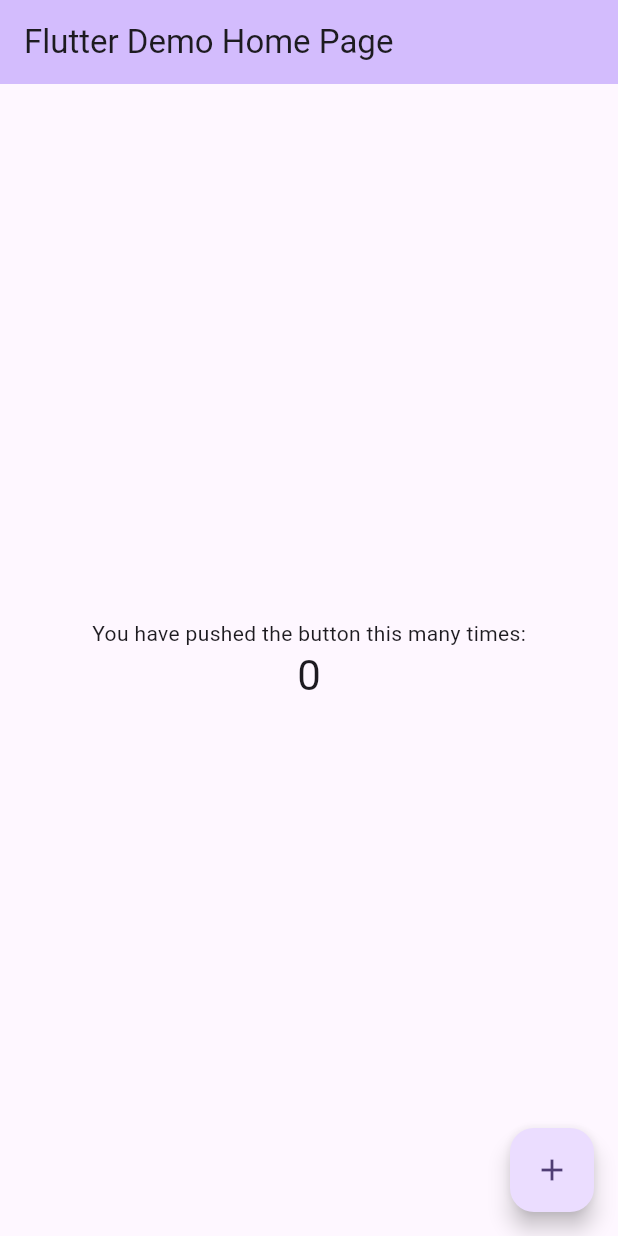
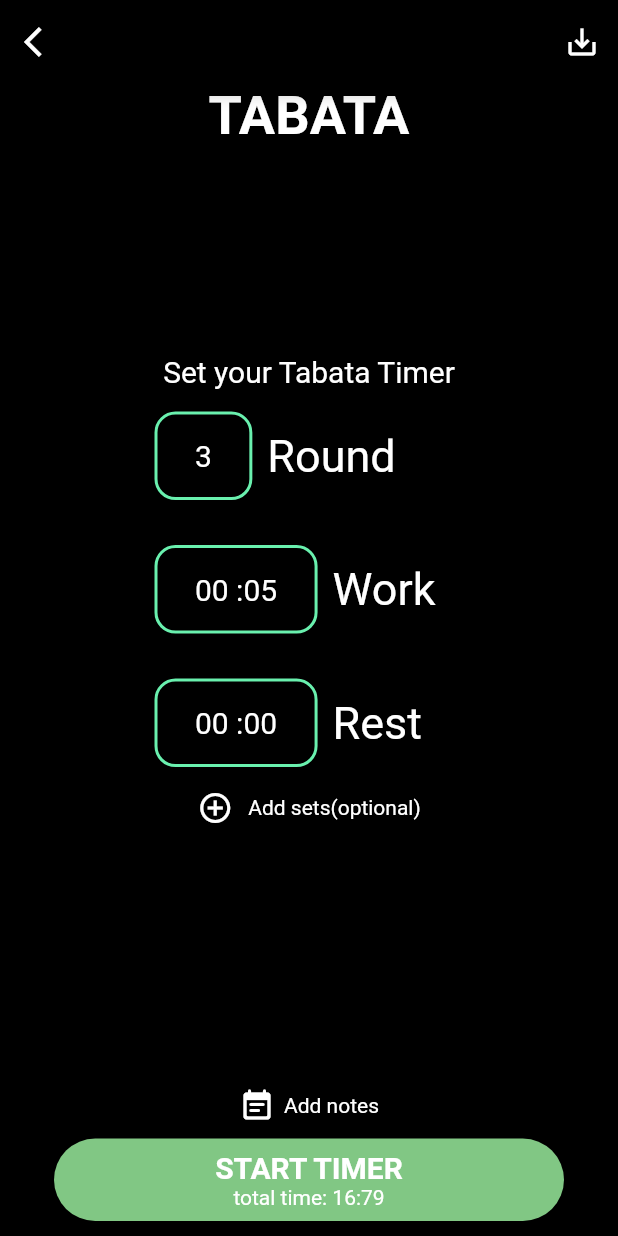
Before and after one commit to henycave/demo, a Flutter app: the screen it shows after launch, on a phone screen of 412 x 824 dp. Run offline on Flutter 3.47's test engine with Material 2 defaults, Android fonts, the phone set to English and light mode, and no system bars; our stand-ins replace percent_indicator.

Commit message:
timer added

```diff
--- /dev/null
+++ b/lib/constants.dart
@@ -0,0 +1,55 @@
+
+  import 'models/timeChoice.dart';
+
+
+
+  // final List<String> workDropDownList = [
+  //   "5 seconds",
+  //   "6 seconds",
+  //   "7 seconds",
+  //   "8 seconds",
+  //   "9 seconds",
+  //   "10 seconds",
+  //   "11 seconds",
+  //   "12 seconds",
+  //   "13 seconds",
+  //   "14 seconds",
+  // ];
+
+  // final List<String> restDropDownList = [
+  //   "0 seconds",
+  //   "1 seconds",
+  //   "2 seconds",
+  //   "3 seconds",
+  //   "4 seconds",
+  //   "10 seconds",
+  //   "11 seconds",
+  //   "12 seconds",
+  //   "13 seconds",
+  //   "14 seconds",
+  // ];
+  final List<String> roundsDropDownList = [
+    "1",
+    "2",
+    "3",
+    "4",
+    "5",
+  ];
+
+  final List<TimeChoice> workDropDownList = [
+    TimeChoice(choice: "5 seconds", time: const Duration(seconds: 5)),
+    TimeChoice(choice: "6 seconds", time: const Duration(seconds: 6)),
+    TimeChoice(choice: "7 seconds", time: const Duration(seconds: 7)),
+    TimeChoice(choice: "8 seconds", time: const Duration(seconds: 8)),
+    TimeChoice(choice: "9 seconds", time: const Duration(seconds: 9)),
+    TimeChoice(choice: "10 seconds", time: const Duration(seconds: 10)),
+  ];
+
+  final List<TimeChoice> restDropDownList = [
+    TimeChoice(choice: "0 seconds", time: const Duration(seconds: 0)),
+    TimeChoice(choice: "1 seconds", time: const Duration(seconds: 1)),
+    TimeChoice(choice: "2 seconds", time: const Duration(seconds: 2)),
+    TimeChoice(choice: "3 seconds", time: const Duration(seconds: 3)),
+    TimeChoice(choice: "4 seconds", time: const Duration(seconds: 4)),
+    TimeChoice(choice: "5 seconds", time: const Duration(seconds: 5)),
+  ];
--- a/lib/main.dart
+++ b/lib/main.dart
@@ -1,7 +1,13 @@
+import 'package:demo/providers/tabata_provider.dart';
+import 'package:demo/ui/tabata/tabata_home_page.dart';
 import 'package:flutter/material.dart';
+import 'package:provider/provider.dart';
 
 void main() {
-  runApp(const MyApp());
+  runApp(MultiProvider(providers: [
+    ChangeNotifierProvider(create: (_) => TabataProvider()),
+  ],
+  child: const MyApp()));
 }
 
 class MyApp extends StatelessWidget {
@@ -11,115 +17,13 @@ class MyApp extends StatelessWidget {
   @override
   Widget build(BuildContext context) {
     return MaterialApp(
-      title: 'Flutter Demo',
+      debugShowCheckedModeBanner: false,
       theme: ThemeData(
-        // This is the theme of your application.
-        //
-        // TRY THIS: Try running your application with "flutter run". You'll see
-        // the application has a blue toolbar. Then, without quitting the app,
-        // try changing the seedColor in the colorScheme below to Colors.green
-        // and then invoke "hot reload" (save your changes or press the "hot
-        // reload" button in a Flutter-supported IDE, or press "r" if you used
-        // the command line to start the app).
-        //
-        // Notice that the counter didn't reset back to zero; the application
-        // state is not lost during the reload. To reset the state, use hot
-        // restart instead.
-        //
-        // This works for code too, not just values: Most code changes can be
-        // tested with just a hot reload.
-        colorScheme: ColorScheme.fromSeed(seedColor: Colors.deepPurple),
-        useMaterial3: true,
-      ),
-      home: const MyHomePage(title: 'Flutter Demo Home Page'),
+          scaffoldBackgroundColor: Colors.black,
+          appBarTheme: const AppBarTheme(
+            color: Colors.black,
+          )),
+      home: const TabataHomePage(),
     );
   }
 }
-
-class MyHomePage extends StatefulWidget {
-  const MyHomePage({super.key, required this.title});
-
-  // This widget is the home page of your application. It is stateful, meaning
-  // that it has a State object (defined below) that contains fields that affect
-  // how it looks.
-
-  // This class is the configuration for the state. It holds the values (in this
-  // case the title) provided by the parent (in this case the App widget) and
-  // used by the build method of the State. Fields in a Widget subclass are
-  // always marked "final".
-
-  final String title;
-
-  @override
-  State<MyHomePage> createState() => _MyHomePageState();
-}
-
-class _MyHomePageState extends State<MyHomePage> {
-  int _counter = 0;
-
-  void _incrementCounter() {
-    setState(() {
-      // This call to setState tells the Flutter framework that something has
-      // changed in this State, which causes it to rerun the build method below
-      // so that the display can reflect the updated values. If we changed
-      // _counter without calling setState(), then the build method would not be
-      // called again, and so nothing would appear to happen.
-      _counter++;
-    });
-  }
-
-  @override
-  Widget build(BuildContext context) {
-    // This method is rerun every time setState is called, for instance as done
-    // by the _incrementCounter method above.
-    //
-    // The Flutter framework has been optimized to make rerunning build methods
-    // fast, so that you can just rebuild anything that needs updating rather
-    // than having to individually change instances of widgets.
-    return Scaffold(
-      appBar: AppBar(
-        // TRY THIS: Try changing the color here to a specific color (to
-        // Colors.amber, perhaps?) and trigger a hot reload to see the AppBar
-        // change color while the other colors stay the same.
-        backgroundColor: Theme.of(context).colorScheme.inversePrimary,
-        // Here we take the value from the MyHomePage object that was created by
-        // the App.build method, and use it to set our appbar title.
-        title: Text(widget.title),
-      ),
-      body: Center(
-        // Center is a layout widget. It takes a single child and positions it
-        // in the middle of the parent.
-        child: Column(
-          // Column is also a layout widget. It takes a list of children and
-          // arranges them vertically. By default, it sizes itself to fit its
-          // children horizontally, and tries to be as tall as its parent.
-          //
-          // Column has various properties to control how it sizes itself and
-          // how it positions its children. Here we use mainAxisAlignment to
-          // center the children vertically; the main axis here is the vertical
-          // axis because Columns are vertical (the cross axis would be
-          // horizontal).
-          //
-          // TRY THIS: Invoke "debug painting" (choose the "Toggle Debug Paint"
-          // action in the IDE, or press "p" in the console), to see the
-          // wireframe for each widget.
-          mainAxisAlignment: MainAxisAlignment.center,
-          children: <Widget>[
-            const Text(
-              'You have pushed the button this many times:',
-            ),
-            Text(
-              '$_counter',
-              style: Theme.of(context).textTheme.headlineMedium,
-            ),
-          ],
-        ),
-      ),
-      floatingActionButton: FloatingActionButton(
-        onPressed: _incrementCounter,
-        tooltip: 'Increment',
-        child: const Icon(Icons.add),
-      ), // This trailing comma makes auto-formatting nicer for build methods.
-    );
-  }
-}
--- /dev/null
+++ b/lib/models/timeChoice.dart
@@ -0,0 +1,6 @@
+class TimeChoice{
+  String choice;
+  Duration time;
+
+  TimeChoice({required this.choice, required this.time});
+}
--- /dev/null
+++ b/lib/providers/tabata_provider.dart
@@ -0,0 +1,31 @@
+import 'package:demo/constants.dart';
+import 'package:flutter/material.dart';
+
+class TabataProvider extends ChangeNotifier{
+  String _rounds = "3";
+  Duration _work = workDropDownList.first.time;
+  Duration _rest = restDropDownList.first.time;
+
+
+  String get rounds => _rounds;
+  Duration get work => _work;
+  Duration get rest => _rest;
+
+
+
+  set rounds(String value){
+    _rounds = value;
+    notifyListeners();
+  }
+
+  set work(Duration value){
+    _work = value;
+    notifyListeners();
+  }
+
+  set rest(Duration value){
+    _rest = value;
+    notifyListeners();
+  }
+
+}
--- /dev/null
+++ b/lib/ui/tabata/tabata_home_page.dart
@@ -0,0 +1,179 @@
+import 'package:demo/providers/tabata_provider.dart';
+import 'package:demo/ui/tabata/tabata_timer_page.dart';
+import 'package:demo/ui/tabata/widgets/customDropDown.dart';
+import 'package:flutter/material.dart';
+import 'package:provider/provider.dart';
+
+import '../../constants.dart';
+
+class TabataHomePage extends StatefulWidget {
+  const TabataHomePage({Key? key}) : super(key: key);
+
+  @override
+  _TabataHomePageState createState() => _TabataHomePageState();
+}
+
+class _TabataHomePageState extends State<TabataHomePage> {
+  @override
+  Widget build(BuildContext context) {
+    final provider = Provider.of<TabataProvider>(context);
+    return Scaffold(
+      appBar: AppBar(
+        leading: IconButton(
+            onPressed: () {
+              Navigator.pop(context);
+            },
+            icon: const Icon(Icons.arrow_back_ios)),
+        actions: <Widget>[
+          IconButton(
+            icon: const Icon(
+              Icons.save_alt_outlined,
+              color: Colors.white,
+            ),
+            onPressed: () {
+              Navigator.pop(context);
+            },
+          )
+        ],
+      ),
+      body: SafeArea(
+        child: Column(
+          mainAxisAlignment: MainAxisAlignment.spaceBetween,
+          //crossAxisAlignment: CrossAxisAlignment.center,
+          children: [
+            Expanded(
+              child: SingleChildScrollView(
+                child: SizedBox(
+                  width: MediaQuery.sizeOf(context).width * 0.5,
+                  height: MediaQuery.sizeOf(context).height * 0.6,
+                  child: Column(
+                    mainAxisAlignment: MainAxisAlignment.spaceBetween,
+                    children: [
+                      const Row(
+                        mainAxisAlignment: MainAxisAlignment.center,
+                        children: [
+                          Text(
+                            "TABATA",
+                            style: TextStyle(
+                                fontSize: 36,
+                                color: Colors.white,
+                                fontWeight: FontWeight.bold),
+                          ),
+                        ],
+                      ),
+                      Column(
+                        crossAxisAlignment: CrossAxisAlignment.center,
+                        children: [
+                          const Text("Set your Tabata Timer",
+                              style:
+                                  TextStyle(color: Colors.white, fontSize: 20)),
+                          CustomDropDown(
+                            dropDownList: roundsDropDownList,
+                            label: "Round",
+                            onChanged: (index) {
+                              provider.rounds = roundsDropDownList[index];
+                              print(provider.rounds);
+                            },
+                            value: provider.rounds,
+                            isRound: true,
+                          ),
+                          CustomDropDown(
+                            dropDownList: workDropDownList,
+                            label: "Work",
+                            onChanged: (index) {
+                              provider.work = workDropDownList[index].time;
+                              print(provider.work);
+                            },
+                            value: "${provider.work.inMinutes.remainder(60).toString().padLeft(2, '0')} :${provider.work.inSeconds.remainder(60).toString().padLeft(2, '0')}",
+                          ),
+                          CustomDropDown(
+                            dropDownList: restDropDownList,
+                            label: "Rest",
+                            onChanged: (index) {
+                              provider.rest = restDropDownList[index].time;
+                              print(provider.rest);
+                            },
+                            value: "${provider.rest.inMinutes.remainder(60).toString().padLeft(2, '0')} :${provider.rest.inSeconds.remainder(60).toString().padLeft(2, '0')}",
+                          ),
+                          const Row(
+                            mainAxisAlignment: MainAxisAlignment.center,
+                            children: [
+                              Icon(
+                                Icons.add_circle_outline,
+                                color: Colors.white,
+                              ),
+                              SizedBox(
+                                width: 10,
+                              ),
+                              Text(
+                                "Add sets(optional)",
+                                style: TextStyle(color: Colors.white),
+                              ),
+                            ],
+                          )
+                        ],
+                      ),
+                    ],
+                  ),
+                ),
+              ),
+            ),
+            Column(
+              children: [
+                const Row(
+                  mainAxisAlignment: MainAxisAlignment.center,
+                  children: [
+                    Icon(
+                      Icons.event_note_rounded,
+                      color: Colors.white,
+                    ),
+                    SizedBox(
+                      width: 6,
+                    ),
+                    Text(
+                      "Add notes",
+                      style: TextStyle(color: Colors.white),
+                    ),
+                  ],
+                ),
+                InkWell(
+                  onTap: () => Navigator.push(
+                      context,
+                      MaterialPageRoute(
+                          builder: (context) => const TabataTimerPage())),
+                  child: Padding(
+                    padding: const EdgeInsets.symmetric(
+                        horizontal: 36, vertical: 10),
+                    child: Container(
+                      alignment: Alignment.center,
+                      padding: const EdgeInsets.symmetric(vertical: 8),
+                      decoration: BoxDecoration(
+                        color: Colors.green.shade300,
+                        borderRadius: BorderRadius.circular(40.0),
+                      ),
+                      child: const Column(
+                        children: [
+                          Text(
+                            "START TIMER",
+                            style: TextStyle(
+                                color: Colors.white,
+                                fontSize: 20,
+                                fontWeight: FontWeight.bold),
+                          ),
+                          Text(
+                            "total time: 16:79",
+                            style: TextStyle(color: Colors.white),
+                          ),
+                        ],
+                      ),
+                    ),
+                  ),
+                ),
+              ],
+            )
+          ],
+        ),
+      ),
+    );
+  }
+}
--- /dev/null
+++ b/lib/ui/tabata/widgets/customDropDown.dart
@@ -0,0 +1,109 @@
+import 'dart:ui';
+
+import 'package:demo/models/timeChoice.dart';
+import 'package:flutter/cupertino.dart';
+import 'package:flutter/material.dart';
+
+class CustomDropDown extends StatelessWidget {
+  const CustomDropDown(
+      {super.key,
+      required this.dropDownList,
+      required this.label,
+      required this.onChanged,
+      required this.value,
+      this.isRound = false,
+      });
+
+  final List<dynamic> dropDownList;
+  final String label;
+  final Function onChanged;
+  final String value;
+  final bool isRound;
+
+  @override
+  Widget build(BuildContext context) {
+    //final provider = Provider.of<TabataProvider>(context);
+    return Row(
+      //mainAxisAlignment: MainAxisAlignment.center,
+      children: [
+        InkWell(
+          onTap: () {
+            showDialog(
+              //barrierColor: Colors.black,
+              context: context,
+              builder: (BuildContext context) => BackdropFilter(
+                filter: ImageFilter.blur(sigmaX:0.0,sigmaY:0.0),
+                child: AlertDialog(
+                  actionsAlignment: MainAxisAlignment.center,
+                  actionsPadding: EdgeInsets.zero,
+                  backgroundColor: Colors.black,
+                  actions: [
+                    const Divider(
+                      thickness: 1,
+                      color: Colors.white,
+                    ),
+                    Center(
+                        child: MaterialButton(
+                      onPressed: () {
+                        Navigator.pop(context);
+                      },
+                      color: Colors.black,
+                      child: const Text(
+                        "OK",
+                        style: TextStyle(color: Colors.white),
+                      ),
+                    )),
+                  ],
+                  contentPadding: const EdgeInsets.all(4),
+                  shape: RoundedRectangleBorder(
+                      side: const BorderSide(color: Colors.white),
+                      borderRadius: BorderRadius.circular(20)),
+                  content: SizedBox(
+                    height: 240,
+                    width: 80,
+                    child: CupertinoPicker(
+                      backgroundColor: Colors.black,
+                      itemExtent: 64,
+                      onSelectedItemChanged: (index) => onChanged(index),
+                      children: dropDownList
+                          .map((e) => Center(
+                                  child: Text(
+                                isRound? e: e.choice ,
+                                style: const TextStyle(
+                                    color: Colors.white, fontSize: 32),
+                              )))
+                          .toList(),
+                    ),
+                  ),
+                ),
+              ),
+            );
+          },
+          child: Padding(
+            padding: const EdgeInsets.symmetric(vertical: 15),
+            child: Container(
+              //alignment: Alignment.center,
+              padding: const EdgeInsets.symmetric(vertical: 16, horizontal: 25),
+              decoration: BoxDecoration(
+                //color: Colors.teal,
+                border: Border.all(color: Colors.greenAccent, width: 2.0),
+                borderRadius: BorderRadius.circular(14.0),
+              ),
+              child: Text(
+                value,
+                style: const TextStyle(color: Colors.white, fontSize: 20),
+              ),
+            ),
+          ),
+        ),
+        const SizedBox(
+          width: 10,
+        ),
+        Text(
+          label,
+          style: const TextStyle(color: Colors.white, fontSize: 30),
+        )
+      ],
+    );
+  }
+}
```
Also changed, not shown: lib/ui/tabata/tabata_timer_page.dart (added, +201 -0 lines), pubspec.yaml (+10 -3 lines), assets/progress.png (added).
